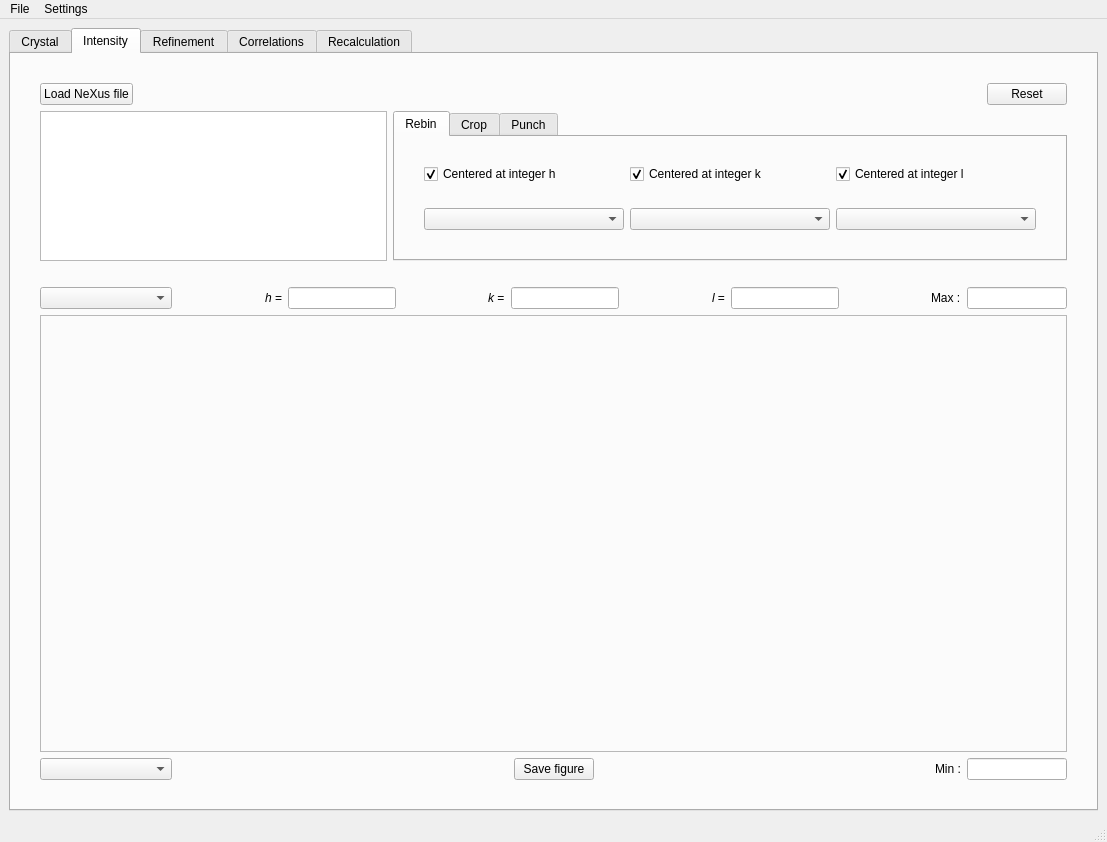
This is disorder/graphical/mainwindow.ui in zjmorgan/rmc-discord as Qt 5 draws it before an edit. The edited form follows.
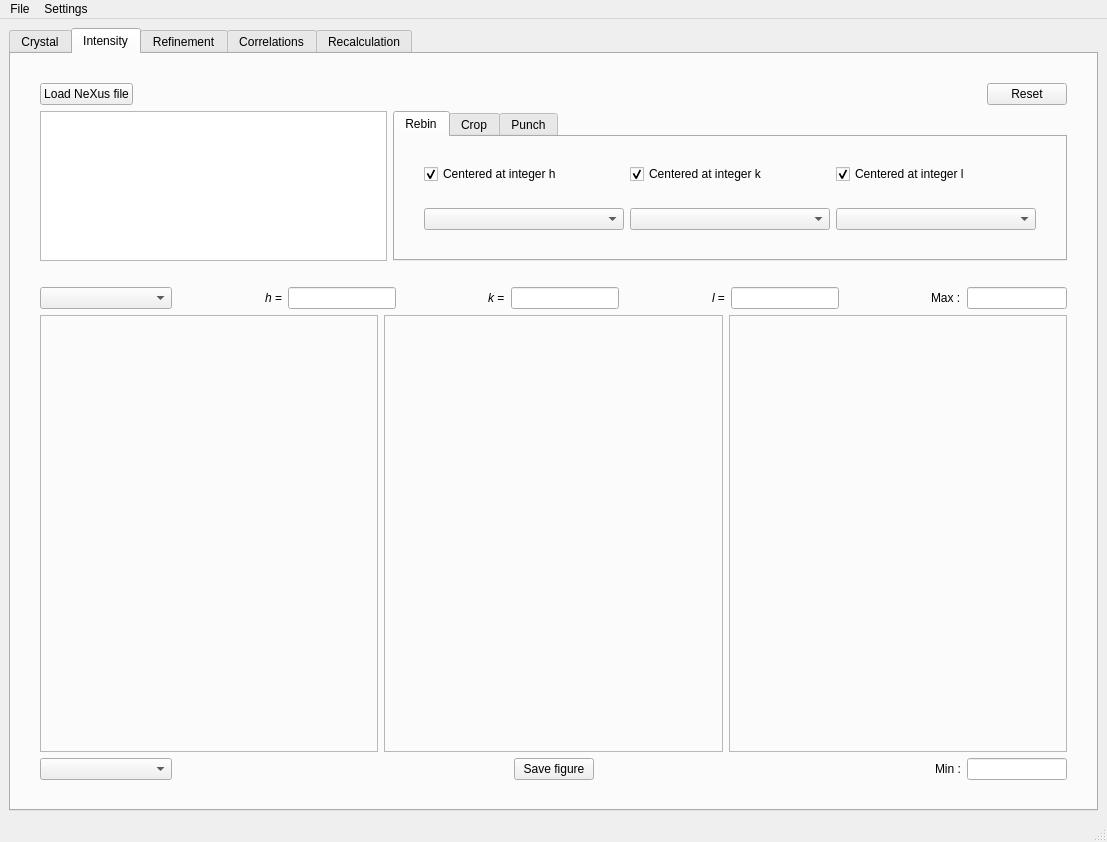
This is the edited form. The open tabs and pages were chosen to show the change. Custom widgets are drawn as their Qt base class.

The edit to the form file:
```diff
--- a/disorder/graphical/mainwindow.ui
+++ b/disorder/graphical/mainwindow.ui
@@ -738,6 +738,8 @@
            </layout>
           </item>
           <item row="1" column="0">
+           <layout class="QGridLayout" name="gridLayout_80">
+            <item row="0" column="0">
            <widget class="QFrame" name="frame">
             <property name="frameShape">
              <enum>QFrame::StyledPanel</enum>
@@ -760,11 +762,42 @@
                <property name="styleSheet">
                 <string notr="true"/>
                </property>
-               <layout class="QGridLayout" name="gridLayout_26"/>
               </widget>
              </item>
             </layout>
            </widget>
+            </item>
+            <item row="0" column="1">
+             <widget class="QFrame" name="frame_7">
+              <property name="frameShape">
+               <enum>QFrame::StyledPanel</enum>
+              </property>
+              <property name="frameShadow">
+               <enum>QFrame::Raised</enum>
+              </property>
+              <layout class="QGridLayout" name="gridLayout_83">
+               <item row="0" column="0">
+                <widget class="Canvas" name="canvas_exp_k" native="true"/>
+               </item>
+              </layout>
+             </widget>
+            </item>
+            <item row="0" column="2">
+             <widget class="QFrame" name="frame_8">
+              <property name="frameShape">
+               <enum>QFrame::StyledPanel</enum>
+              </property>
+              <property name="frameShadow">
+               <enum>QFrame::Raised</enum>
+              </property>
+              <layout class="QGridLayout" name="gridLayout_86">
+               <item row="0" column="0">
+                <widget class="Canvas" name="canvas_exp_l" native="true"/>
+               </item>
+              </layout>
+             </widget>
+            </item>
+           </layout>
           </item>
          </layout>
         </item>
```
Left out of the diff: 2 changed lines with no effect on the pictures. Lines whose indentation alone changed are shown as unchanged.
